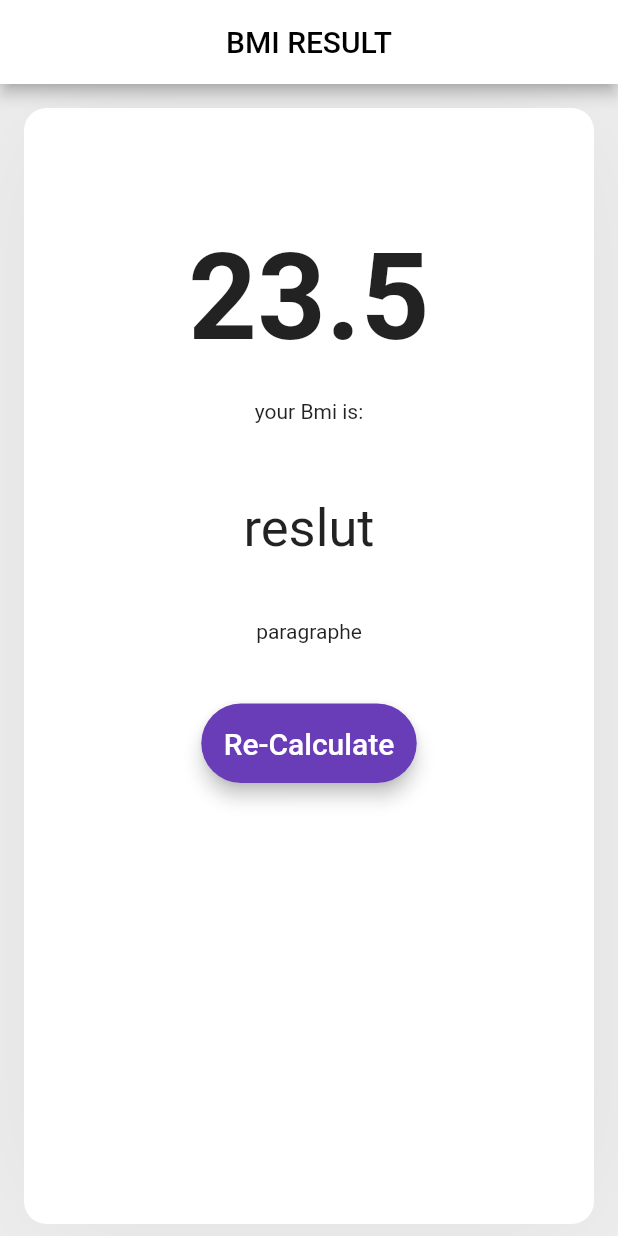
After one commit to wahbi-baklouti7/BMI-Calculator, a Flutter app: the screen it shows after launch, after a tap on "CALCULATE", on a phone screen of 412 x 824 dp. The commit adds this screen. Run offline on Flutter 3.47's test engine with Material 2 defaults, Android fonts, the phone set to English and light mode, and no system bars; our stand-ins replace font_awesome_flutter.

Commit message:
add screen result and navigation

```diff
--- /dev/null
+++ b/lib/bmi_screen_result.dart
@@ -0,0 +1,72 @@
+import 'package:flutter/material.dart';
+
+class BmiScreenResult extends StatelessWidget {
+  @override
+  Widget build(BuildContext context) {
+    return Scaffold(
+      backgroundColor: Color(0xFFEEEEEE),
+      appBar: AppBar(
+        backgroundColor: Colors.white,
+        centerTitle: true,
+        title: Text(
+          "BMI RESULT",
+          style: TextStyle(color: Colors.black),
+        ),
+      ),
+      body: Container(
+        height: double.infinity,
+        width: double.infinity,
+        margin: EdgeInsets.fromLTRB(16, 16, 16, 8),
+        decoration: BoxDecoration(boxShadow: [
+          BoxShadow(
+            color: Colors.grey[300],
+            blurRadius: 80,
+          ),
+        ], color: Colors.white, borderRadius: BorderRadius.circular(15)),
+        child: Padding(
+          padding: const EdgeInsets.fromLTRB(0, 80, 0, 20),
+          child: Column(
+            // mainAxisAlignment: MainAxisAlignment.center,
+            children: [
+              Text(
+                "23.5",
+                style: TextStyle(fontSize: 80, fontWeight: FontWeight.bold),
+              ),
+              SizedBox(
+                height: 20,
+              ),
+              Text("your Bmi is:"),
+              SizedBox(
+                height: 50,
+              ),
+              Text(
+                "reslut",
+                style: TextStyle(fontSize: 35),
+              ),
+              SizedBox(
+                height: 40,
+              ),
+              Text("paragraphe"),
+              SizedBox(
+                height: 40,
+              ),
+              RaisedButton(
+                  elevation: 5,
+                  padding: EdgeInsets.all(15),
+                  color: Color(0xFF693DB8),
+                  child: Text(
+                    "Re-Calculate",
+                    style: TextStyle(fontSize: 20, color: Colors.white),
+                  ),
+                  shape: RoundedRectangleBorder(
+                      borderRadius: BorderRadius.circular(150)),
+                  onPressed: () {
+                    Navigator.pop(context);
+                  })
+            ],
+          ),
+        ),
+      ),
+    );
+  }
+}
--- a/lib/home_screen.dart
+++ b/lib/home_screen.dart
@@ -1,3 +1,4 @@
+import 'package:bmi_app/bmi_screen_result.dart';
 import 'package:flutter/material.dart';
 import 'package:font_awesome_flutter/font_awesome_flutter.dart';
 import 'bmi_card.dart';
@@ -87,7 +88,6 @@ class _HomeScreenState extends State<HomeScreen> {
                               "Height",
                               style: TextStyle(fontWeight: FontWeight.bold),
                             ),
-
                             Row(
                               mainAxisAlignment: MainAxisAlignment.center,
                               crossAxisAlignment: CrossAxisAlignment.baseline,
@@ -103,9 +103,10 @@ class _HomeScreenState extends State<HomeScreen> {
                             ),
                             SliderTheme(
                               data: SliderTheme.of(context).copyWith(
-                                thumbShape: RoundSliderThumbShape(enabledThumbRadius: 10),
-
-                                overlayShape: RoundSliderOverlayShape(overlayRadius: 25),
+                                thumbShape: RoundSliderThumbShape(
+                                    enabledThumbRadius: 10),
+                                overlayShape:
+                                    RoundSliderOverlayShape(overlayRadius: 25),
                               ),
                               child: Slider(
                                 activeColor: pinkColor,
@@ -216,7 +217,14 @@ class _HomeScreenState extends State<HomeScreen> {
                   ),
                 ),
               ),
-              Container(
+              GestureDetector(
+                onTap: () {
+                  Navigator.push(
+                      context,
+                      MaterialPageRoute(
+                          builder: (context) => BmiScreenResult()));
+                },
+                child: Container(
                   padding: EdgeInsets.all(10),
                   alignment: Alignment.center,
                   margin: EdgeInsets.all(15),
@@ -236,6 +244,7 @@ class _HomeScreenState extends State<HomeScreen> {
                     style: TextStyle(
                       fontSize: 20,
                       color: Colors.white,
+                    ),
                   ),
                 ),
               )
--- a/lib/main.dart
+++ b/lib/main.dart
@@ -1,3 +1,4 @@
+import 'package:bmi_app/bmi_screen_result.dart';
 import 'package:flutter/material.dart';
 
 import 'home_screen.dart';
```
Lines whose indentation alone changed are shown as unchanged.
